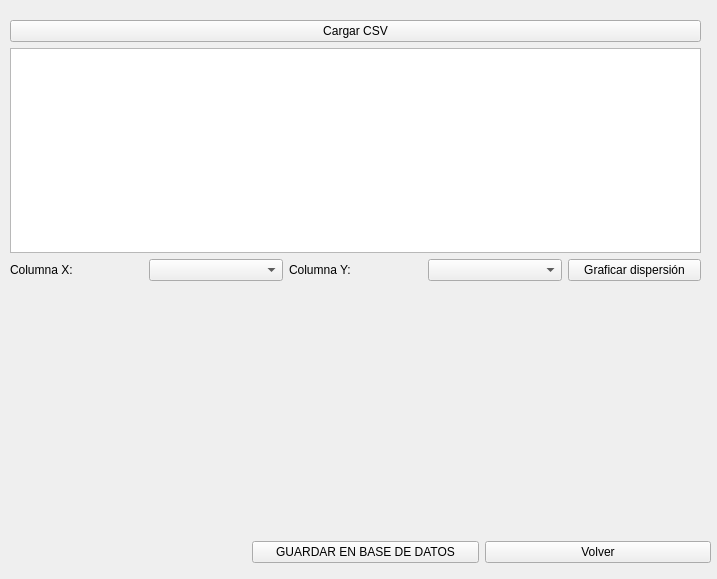
First picture: the form in vista_csv.ui, repository YesidMunoz/Proyecto_Final, before the edit.
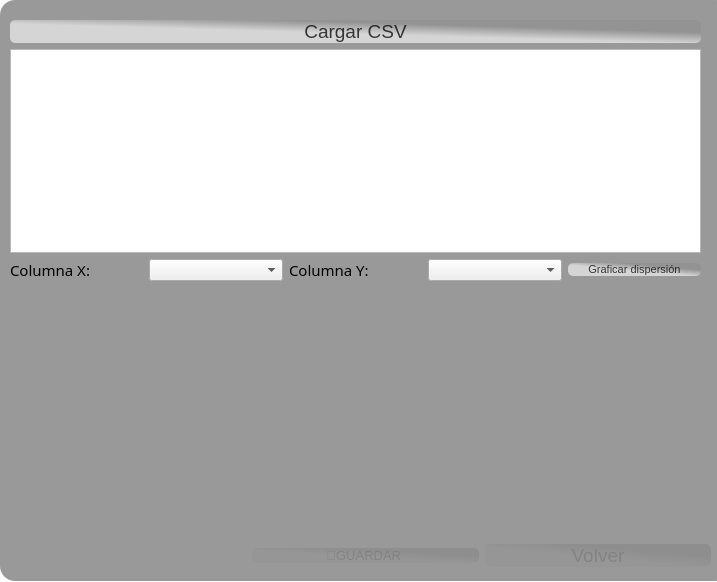
Second picture: the form after the edit. Icons and pictures are not drawn.

```diff
--- a/vista_csv.ui
+++ b/vista_csv.ui
@@ -7,7 +7,7 @@
     <x>0</x>
     <y>0</y>
     <width>717</width>
-    <height>579</height>
+    <height>582</height>
    </rect>
   </property>
   <property name="windowTitle">
@@ -26,7 +26,7 @@
     <string/>
    </property>
   </widget>
-  <widget class="QWidget" name="">
+  <widget class="QWidget" name="layoutWidget">
    <property name="geometry">
     <rect>
      <x>10</x>
@@ -38,6 +38,30 @@
    <layout class="QVBoxLayout" name="verticalLayout">
     <item>
      <widget class="QPushButton" name="boton_cargar">
+      <property name="styleSheet">
+       <string notr="true">QPushButton#boton_cargar{
+    background-color:qlineargradient(spread:pad, x1:0.198, y1:0.903, x2:1, y2:0, stop:0.354167 rgba(213, 213, 213, 255), stop:0.661458 rgba(147, 147, 147, 255));
+    color: rgba(0, 0, 0, 189);
+    border-radius: 5px;
+    font-family: &quot;Franklin Gothic Heavy&quot;;
+    font-size: 14pt;
+}
+
+QPushButton#boton_cargar:hover {
+    background-color: qlineargradient(spread:pad, x1:0.198, y1:0.903, x2:1, y2:0, stop:0.354167 rgba(233, 233, 213, 255), stop:0.661458 rgba(147, 147, 147, 255));
+    color: rgba(255, 255, 255, 210);
+    border-radius: 5px;
+    font-family: &quot;Franklin Gothic Heavy&quot;;
+}
+
+QPushButton#boton_cargar:pressed {
+    padding-left: 5px;
+    padding-top: 5px;
+    background-color: rgba(105, 118, 132, 200);
+    font-family: &quot;Franklin Gothic Heavy&quot;;
+}
+</string>
+      </property>
       <property name="text">
        <string>Cargar CSV</string>
       </property>
@@ -50,6 +74,12 @@
      <layout class="QHBoxLayout" name="horizontalLayout">
       <item>
        <widget class="QLabel" name="label">
+        <property name="font">
+         <font>
+          <family>Franklin Gothic Medium</family>
+          <pointsize>11</pointsize>
+         </font>
+        </property>
         <property name="text">
          <string>Columna X:</string>
         </property>
@@ -60,6 +90,12 @@
       </item>
       <item>
        <widget class="QLabel" name="label_2">
+        <property name="font">
+         <font>
+          <family>Franklin Gothic Medium</family>
+          <pointsize>11</pointsize>
+         </font>
+        </property>
         <property name="text">
          <string>Columna Y:</string>
         </property>
@@ -70,6 +106,30 @@
       </item>
       <item>
        <widget class="QPushButton" name="boton_graficar">
+        <property name="styleSheet">
+         <string notr="true">QPushButton#boton_graficar{
+    background-color:qlineargradient(spread:pad, x1:0.198, y1:0.903, x2:1, y2:0, stop:0.354167 rgba(213, 213, 213, 255), stop:0.661458 rgba(147, 147, 147, 255));
+    color: rgba(0, 0, 0, 189);
+    border-radius: 5px;
+    font-family: &quot;Franklin Gothic Heavy&quot;;
+    font-size: 8pt;
+}
+
+QPushButton#boton_graficar:hover {
+    background-color: qlineargradient(spread:pad, x1:0.198, y1:0.903, x2:1, y2:0, stop:0.354167 rgba(233, 233, 213, 255), stop:0.661458 rgba(147, 147, 147, 255));
+    color: rgba(255, 255, 255, 210);
+    border-radius: 5px;
+    font-family: &quot;Franklin Gothic Heavy&quot;;
+}
+
+QPushButton#boton_graficar:pressed {
+    padding-left: 5px;
+    padding-top: 5px;
+    background-color: rgba(105, 118, 132, 200);
+    font-family: &quot;Franklin Gothic Heavy&quot;;
+}
+</string>
+        </property>
         <property name="text">
          <string>Graficar dispersión</string>
         </property>
@@ -79,13 +139,13 @@
     </item>
    </layout>
   </widget>
-  <widget class="QWidget" name="">
+  <widget class="QWidget" name="layoutWidget">
    <property name="geometry">
     <rect>
      <x>20</x>
      <y>540</y>
      <width>691</width>
-     <height>25</height>
+     <height>31</height>
     </rect>
    </property>
    <layout class="QHBoxLayout" name="horizontalLayout_2">
@@ -98,13 +158,61 @@
     </item>
     <item>
      <widget class="QPushButton" name="boton_guardar_csv">
+      <property name="styleSheet">
+       <string notr="true">QPushButton#boton_guardar_csv{
+    background-color:qlineargradient(spread:pad, x1:0.198, y1:0.903, x2:1, y2:0, stop:0.354167 rgba(213, 213, 213, 255), stop:0.661458 rgba(147, 147, 147, 255));
+    color: rgba(0, 0, 0, 189);
+    border-radius: 5px;
+    font-family: &quot;Franklin Gothic Heavy&quot;;
+    font-size: 10pt;
+}
+
+QPushButton#boton_guardar_csv:hover {
+    background-color: qlineargradient(spread:pad, x1:0.198, y1:0.903, x2:1, y2:0, stop:0.354167 rgba(233, 233, 213, 255), stop:0.661458 rgba(147, 147, 147, 255));
+    color: rgba(255, 255, 255, 210);
+    border-radius: 5px;
+    font-family: &quot;Franklin Gothic Heavy&quot;;
+}
+
+QPushButton#boton_guardar_csv:pressed {
+    padding-left: 5px;
+    padding-top: 5px;
+    background-color: rgba(105, 118, 132, 200);
+    font-family: &quot;Franklin Gothic Heavy&quot;;
+}
+</string>
+      </property>
       <property name="text">
-       <string>GUARDAR EN BASE DE DATOS</string>
+       <string>💾GUARDAR </string>
       </property>
      </widget>
     </item>
     <item>
      <widget class="QPushButton" name="boton_volver">
+      <property name="styleSheet">
+       <string notr="true">QPushButton#boton_volver{
+    background-color:qlineargradient(spread:pad, x1:0.198, y1:0.903, x2:1, y2:0, stop:0.354167 rgba(213, 213, 213, 255), stop:0.661458 rgba(147, 147, 147, 255));
+    color: rgba(0, 0, 0, 189);
+    border-radius: 5px;
+    font-family: &quot;Franklin Gothic Heavy&quot;;
+    font-size: 14pt;
+}
+
+QPushButton#boton_volver:hover {
+    background-color: qlineargradient(spread:pad, x1:0.198, y1:0.903, x2:1, y2:0, stop:0.354167 rgba(233, 233, 213, 255), stop:0.661458 rgba(147, 147, 147, 255));
+    color: rgba(255, 255, 255, 210);
+    border-radius: 5px;
+    font-family: &quot;Franklin Gothic Heavy&quot;;
+}
+
+QPushButton#boton_volver:pressed {
+    padding-left: 5px;
+    padding-top: 5px;
+    background-color: rgba(105, 118, 132, 200);
+    font-family: &quot;Franklin Gothic Heavy&quot;;
+}
+</string>
+      </property>
       <property name="text">
        <string>Volver</string>
       </property>
@@ -112,6 +220,50 @@
     </item>
    </layout>
   </widget>
+  <widget class="QLabel" name="label_3">
+   <property name="geometry">
+    <rect>
+     <x>0</x>
+     <y>0</y>
+     <width>721</width>
+     <height>591</height>
+    </rect>
+   </property>
+   <property name="styleSheet">
+    <string notr="true">border-image:url(:/img/QS.jpg);
+background-position: center;
+background-repeat: no-repeat;
+background-size:contain; /* o prueba &quot;contain&quot; si quieres que no recorte */
+background-color: rgba(255, 255, 255, 0.8); /* más opaco */
+</string>
+   </property>
+   <property name="text">
+    <string/>
+   </property>
+  </widget>
+  <widget class="QLabel" name="label_4">
+   <property name="geometry">
+    <rect>
+     <x>0</x>
+     <y>0</y>
+     <width>731</width>
+     <height>581</height>
+    </rect>
+   </property>
+   <property name="styleSheet">
+    <string notr="true">
+background-color:rgba(0,0,0,100);
+border-radius:15px;</string>
+   </property>
+   <property name="text">
+    <string/>
+   </property>
+  </widget>
+  <zorder>label_3</zorder>
+  <zorder>label_4</zorder>
+  <zorder>label_grafico</zorder>
+  <zorder>layoutWidget</zorder>
+  <zorder>layoutWidget</zorder>
  </widget>
  <resources/>
  <connections/>
```
Left out of the diff: 4 changed lines with no effect on the pictures.
